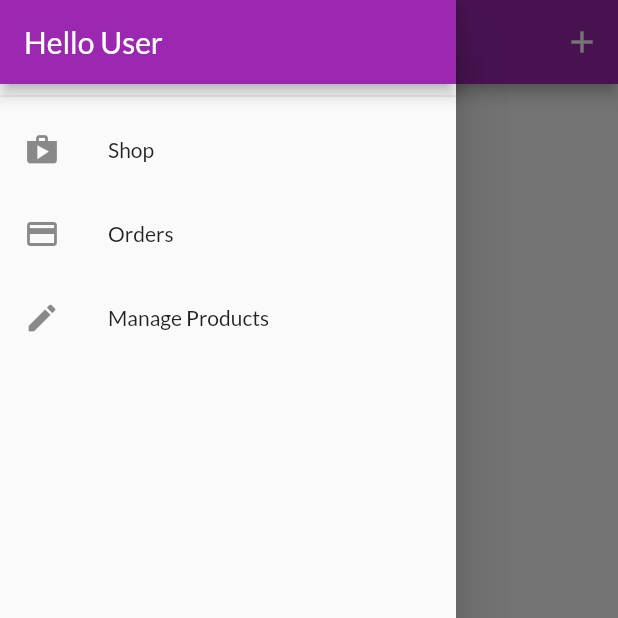
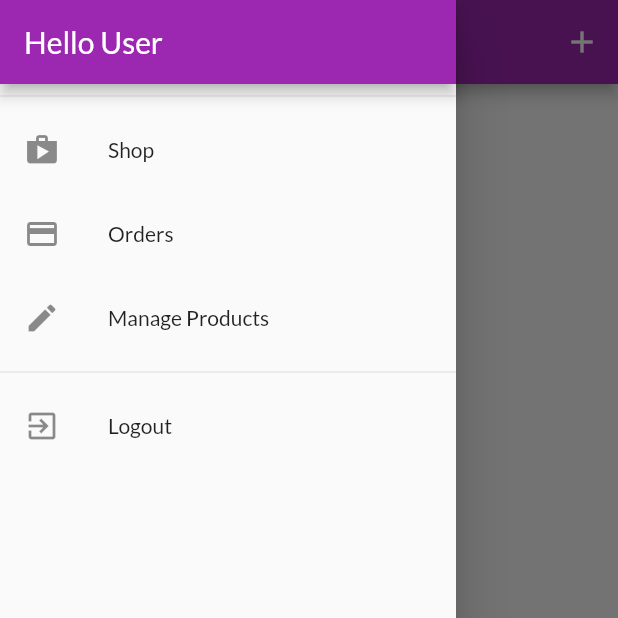
Before and after one commit to hanzosama/shoppinAppFlutter, a Flutter app: the UserProductsPage screen opened by its route, with the side drawer open, on a phone screen of 412 x 824 dp, the top half of it. Run offline on Flutter 3.47's test engine with Material 2 defaults, Android fonts, the phone set to English and light mode, and no system bars; network calls fail.

```diff
--- a/lib/main.dart
+++ b/lib/main.dart
@@ -24,14 +24,14 @@ class MyApp extends StatelessWidget {
           create: (ctx) => AuthProvider(),
         ),
         ChangeNotifierProxyProvider<AuthProvider, Products>(
-          update: (ctx, authProv, previousProducts) => Products(authProv.token,
+          update: (ctx, authProv, previousProducts) => Products(authProv.token,authProv.userId,
               previousProducts == null ? [] : previousProducts.items),
         ),
         ChangeNotifierProvider(
           create: (ctx) => Cart(),
         ),
         ChangeNotifierProxyProvider<AuthProvider, Orders>(
-          update: (ctx, authProv, previousOrders) => Orders(authProv.token,
+          update: (ctx, authProv, previousOrders) => Orders(authProv.token, authProv.userId,
               previousOrders == null ? [] : previousOrders.orders),
         ),
       ],
--- a/lib/pages/products_overview_page.dart
+++ b/lib/pages/products_overview_page.dart
@@ -25,7 +25,6 @@ class _ProductsOverviewPageState extends State<ProductsOverviewPage> {
 
   @override
   void initState() {
-    //Provider.of<Products>(context, listen: false).fetchAndSetProducts();
     super.initState();
   }
 
--- a/lib/pages/user_products_page.dart
+++ b/lib/pages/user_products_page.dart
@@ -10,12 +10,12 @@ class UserProductsPage extends StatelessWidget {
   static const routeName = '/user-products';
 
   Future<void> _refreshProducts(BuildContext context) async {
-    Provider.of<Products>(context, listen: false).fetchAndSetProducts();
+    Provider.of<Products>(context, listen: false).fetchAndSetProducts(true);
   }
 
   @override
   Widget build(BuildContext context) {
-    final productsData = Provider.of<Products>(context);
+    print('Rebuilding....');
     return Scaffold(
       appBar: AppBar(
         title: const Text('Your Products'),
@@ -29,9 +29,17 @@ class UserProductsPage extends StatelessWidget {
         ],
       ),
       drawer: AppDrawer(),
-      body: RefreshIndicator(
+      body: FutureBuilder(
+        future: _refreshProducts(context),
+        builder: (ctx, snapshot) =>
+            snapshot.connectionState == ConnectionState.waiting
+                ? Center(
+                    child: CircularProgressIndicator(),
+                  )
+                : RefreshIndicator(
                     onRefresh: (() => _refreshProducts(context)),
-        child: Padding(
+                    child: Consumer<Products>(
+                      builder: (context, productsData, _) => Padding(
                         padding: EdgeInsets.all(8),
                         child: ListView.builder(
                           itemBuilder: (_, index) => Column(
@@ -48,6 +56,8 @@ class UserProductsPage extends StatelessWidget {
                         ),
                       ),
                     ),
+                  ),
+      ),
     );
   }
 }
--- a/lib/providers/orders_provider.dart
+++ b/lib/providers/orders_provider.dart
@@ -23,8 +23,9 @@ class Orders with ChangeNotifier {
       'https://shopappflutter-d0738-default-rtdb.firebaseio.com/';
 
   final String authToken;
+  final String userId;
 
-  Orders(this.authToken, this._orders);
+  Orders(this.authToken, this.userId,this._orders);
 
   List<OrdersItem> _orders = [];
 
@@ -33,7 +34,7 @@ class Orders with ChangeNotifier {
   }
 
   Future<void> fetchAndSetOrders() async {
-    final response = await http.get(_baseURL + 'orders.json?auth=$authToken');
+    final response = await http.get(_baseURL + 'orders/$userId.json?auth=$authToken');
     final List<OrdersItem> loadedOrders = [];
     final extractedData = json.decode(response.body) as Map<String, dynamic>;
     if (extractedData == null) {
@@ -60,7 +61,7 @@ class Orders with ChangeNotifier {
 
   Future<void> addOrder(List<CartItem> cartProducts, double total) async {
     final timeStamp = DateTime.now();
-    final reponse = await http.post(_baseURL + 'orders.json?auth=$authToken',
+    final reponse = await http.post(_baseURL + 'orders/$userId.json?auth=$authToken',
         body: json.encode({
           'amount': total,
           'dateTime': timeStamp.toIso8601String(),
--- a/lib/providers/products_provider.dart
+++ b/lib/providers/products_provider.dart
@@ -9,44 +9,12 @@ class Products with ChangeNotifier {
   static const _baseURL =
       'https://shopappflutter-d0738-default-rtdb.firebaseio.com/';
 
-  List<Product> _items = [
-    /*Product(
-      id: 'p1',
-      title: 'Red Shirt',
-      description: 'A red shirt - it is pretty red!',
-      price: 29.99,
-      imageUrl:
-          'https://cdn.pixabay.com/photo/2016/10/02/22/17/red-t-shirt-1710578_1280.jpg',
-    ),
-    Product(
-      id: 'p2',
-      title: 'Trousers',
-      description: 'A nice pair of trousers.',
-      price: 59.99,
-      imageUrl:
-          'https://upload.wikimedia.org/wikipedia/commons/thumb/e/e8/Trousers%2C_dress_%28AM_1960.022-8%29.jpg/512px-Trousers%2C_dress_%28AM_1960.022-8%29.jpg',
-    ),
-    Product(
-      id: 'p3',
-      title: 'Yellow Scarf',
-      description: 'Warm and cozy - exactly what you need for the winter.',
-      price: 19.99,
-      imageUrl:
-          'https://live.staticflickr.com/4043/4438260868_cc79b3369d_z.jpg',
-    ),
-    Product(
-      id: 'p4',
-      title: 'A Pan',
-      description: 'Prepare any meal you want.',
-      price: 49.99,
-      imageUrl:
-          'https://upload.wikimedia.org/wikipedia/commons/thumb/1/14/Cast-Iron-Pan.jpg/1024px-Cast-Iron-Pan.jpg',
-    ),*/
-  ];
+  List<Product> _items = [];
 
   final String authToken;
+  final String userId;
 
-  Products(this.authToken, this._items);
+  Products(this.authToken, this.userId, this._items);
 
   List<Product> get items {
     return [..._items];
@@ -66,7 +34,7 @@ class Products with ChangeNotifier {
                   'description': product.description,
                   'imageUrl': product.imageUrl,
                   'price': product.price,
-                  'isFavorite': product.isFavorite,
+                  'creatorId': userId,
                 },
               ));
 
@@ -125,14 +93,19 @@ class Products with ChangeNotifier {
     return _items.firstWhere((element) => element.id == id);
   }
 
-  Future<void> fetchAndSetProducts() async {
+  Future<void> fetchAndSetProducts([bool filterByUser = false]) async {
+    final filterQuery =
+        filterByUser ? 'orderBy="creatorId"&equalTo="$userId"' : '';
     try {
       final response =
-          await http.get(_baseURL + 'products.json?auth=$authToken');
+          await http.get(_baseURL + 'products.json?auth=$authToken&$filterQuery');
       final extractedData = json.decode(response.body) as Map<String, dynamic>;
       if (extractedData == null) {
         return;
       }
+      final favoriteReponse = await http
+          .get(_baseURL + 'userFavorites/$userId.json?auth=$authToken');
+      final favoriteData = json.decode(favoriteReponse.body);
       final List<Product> loadedProducts = [];
       extractedData.forEach((prodId, prodData) {
         loadedProducts.insert(
@@ -142,8 +115,10 @@ class Products with ChangeNotifier {
               title: prodData['title'],
               description: prodData['description'],
               price: prodData['price'],
+              isFavorite: favoriteData == null
+                  ? false
+                  : (favoriteData[prodId] ?? false),
               imageUrl: prodData['imageUrl'],
-              isFavorite: prodData['isFavorite'],
             ));
       });
       _items = loadedProducts;
--- a/lib/widgets/drawer.dart
+++ b/lib/widgets/drawer.dart
@@ -1,7 +1,9 @@
 import 'package:flutter/material.dart';
 import 'package:flutter_complete_guide/pages/user_products_page.dart';
+import 'package:provider/provider.dart';
 
 import '../pages/orders_page.dart';
+import '../providers/auth_provider.dart';
 
 class AppDrawer extends StatelessWidget {
   @override
@@ -38,6 +40,15 @@ class AppDrawer extends StatelessWidget {
             Navigator.of(context)
                 .pushReplacementNamed(UserProductsPage.routeName);
           },
+        ),
+        Divider(),
+        ListTile(
+          leading: Icon(Icons.exit_to_app),
+          title: Text('Logout'),
+          onTap: () {
+            Navigator.of(context).pop();
+            Provider.of<AuthProvider>(context, listen: false).logout();
+          },
         )
       ],
     ));
```
Also changed, not shown: lib/providers/auth_provider.dart (+7 -0 lines). Lines whose indentation alone changed are shown as unchanged.
